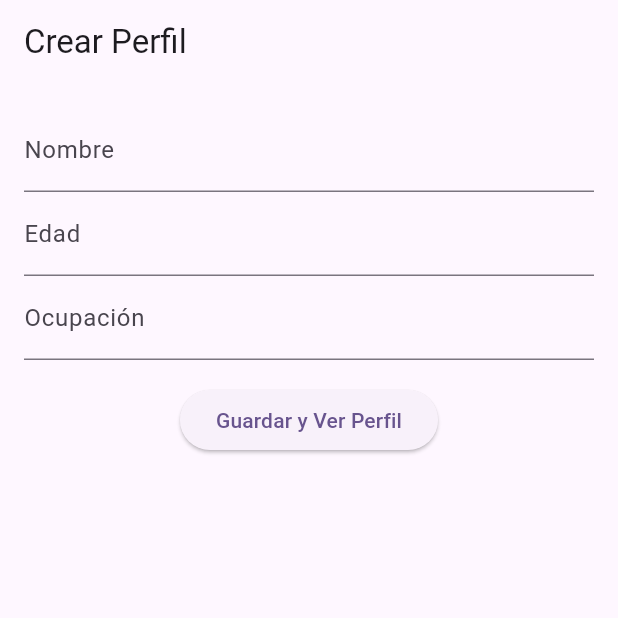
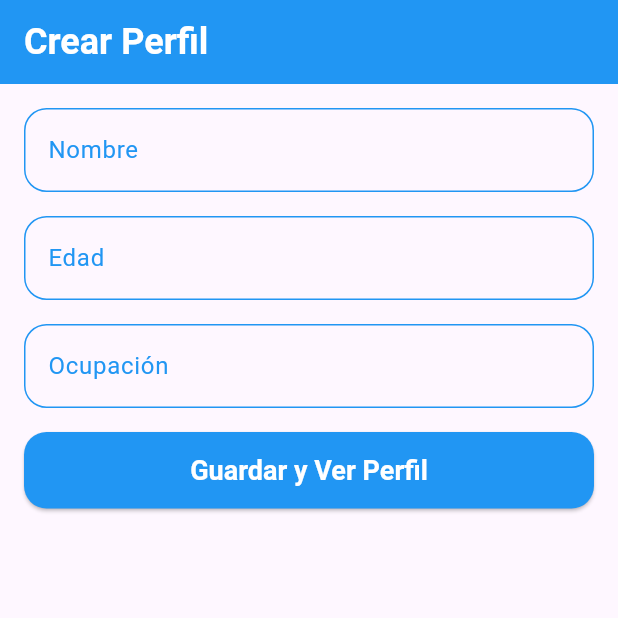
Before and after one commit to ivanCampos-cbqa/user_app, a Flutter app: the CreateProfileScreen screen opened by its route, on a phone screen of 412 x 824 dp, the top half of it. Run offline on Flutter 3.47's test engine with Material 3 defaults, Android fonts, the phone set to English and light mode, and no system bars; our stand-ins replace go_router.

Commit message:
update: create profile screen styles

```diff
--- a/lib/screens/create_profile_screen.dart
+++ b/lib/screens/create_profile_screen.dart
@@ -16,26 +16,74 @@ class _CreateProfileScreenState extends State<CreateProfileScreen> {
   @override
   Widget build(BuildContext context) {
     return Scaffold(
-      appBar: AppBar(title: const Text('Crear Perfil')),
+      appBar: AppBar(
+        title: const Text(
+          'Crear Perfil',
+          style: TextStyle(
+            color: Colors.white,
+            fontWeight: FontWeight.bold,
+            fontSize: 24,
+          ),
+        ),
+        backgroundColor: Colors.blue,
+      ),
       body: Padding(
         padding: const EdgeInsets.all(16.0),
         child: Column(
+          crossAxisAlignment: CrossAxisAlignment.stretch,
           children: [
             TextField(
               controller: _nameController,
-              decoration: const InputDecoration(labelText: 'Nombre'),
+              decoration: InputDecoration(
+                labelText: 'Nombre',
+                labelStyle: const TextStyle(color: Colors.blue),
+                enabledBorder: OutlineInputBorder(
+                  borderRadius: BorderRadius.circular(15),
+                  borderSide: const BorderSide(color: Colors.blue),
                 ),
+                focusedBorder: OutlineInputBorder(
+                  borderRadius: BorderRadius.circular(15),
+                  borderSide: const BorderSide(color: Colors.blue, width: 2),
+                ),
+              ),
+            ),
+            const SizedBox(height: 16),
             TextField(
               controller: _ageController,
-              decoration: const InputDecoration(labelText: 'Edad'),
+              decoration: InputDecoration(
+                labelText: 'Edad',
+                labelStyle: const TextStyle(color: Colors.blue),
+                enabledBorder: OutlineInputBorder(
+                  borderRadius: BorderRadius.circular(15),
+                  borderSide: const BorderSide(color: Colors.blue),
+                ),
+                focusedBorder: OutlineInputBorder(
+                  borderRadius: BorderRadius.circular(15),
+                  borderSide: const BorderSide(color: Colors.blue, width: 2),
+                ),
+              ),
               keyboardType: TextInputType.number,
             ),
+            const SizedBox(height: 16),
             TextField(
               controller: _occupationController,
-              decoration: const InputDecoration(labelText: 'Ocupación'),
+              decoration: InputDecoration(
+                labelText: 'Ocupación',
+                labelStyle: const TextStyle(color: Colors.blue),
+                enabledBorder: OutlineInputBorder(
+                  borderRadius: BorderRadius.circular(15),
+                  borderSide: const BorderSide(color: Colors.blue),
+                ),
+                focusedBorder: OutlineInputBorder(
+                  borderRadius: BorderRadius.circular(15),
+                  borderSide: const BorderSide(color: Colors.blue, width: 2),
+                ),
+              ),
             ),
             const SizedBox(height: 16),
-            ElevatedButton(
+            SizedBox(
+              width: double.infinity,
+              child: ElevatedButton(
                 onPressed: () {
                   context.go(
                     '/profile',
@@ -46,7 +94,22 @@ class _CreateProfileScreenState extends State<CreateProfileScreen> {
                     },
                   );
                 },
-              child: const Text('Guardar y Ver Perfil'),
+                style: ElevatedButton.styleFrom(
+                  shape: RoundedRectangleBorder(
+                    borderRadius: BorderRadius.circular(15),
+                  ),
+                  backgroundColor: Colors.blue,
+                  padding: const EdgeInsets.symmetric(vertical: 15),
+                  textStyle: const TextStyle(
+                      fontSize: 18,
+                      fontWeight: FontWeight.w600,
+                      color: Colors.white),
+                ),
+                child: const Text(
+                  'Guardar y Ver Perfil',
+                  style: TextStyle(color: Colors.white),
+                ),
+              ),
             ),
           ],
         ),
```
Also changed, not shown: lib/screens/home_screen.dart (line endings or trailing spaces). Lines whose indentation alone changed are shown as unchanged.
